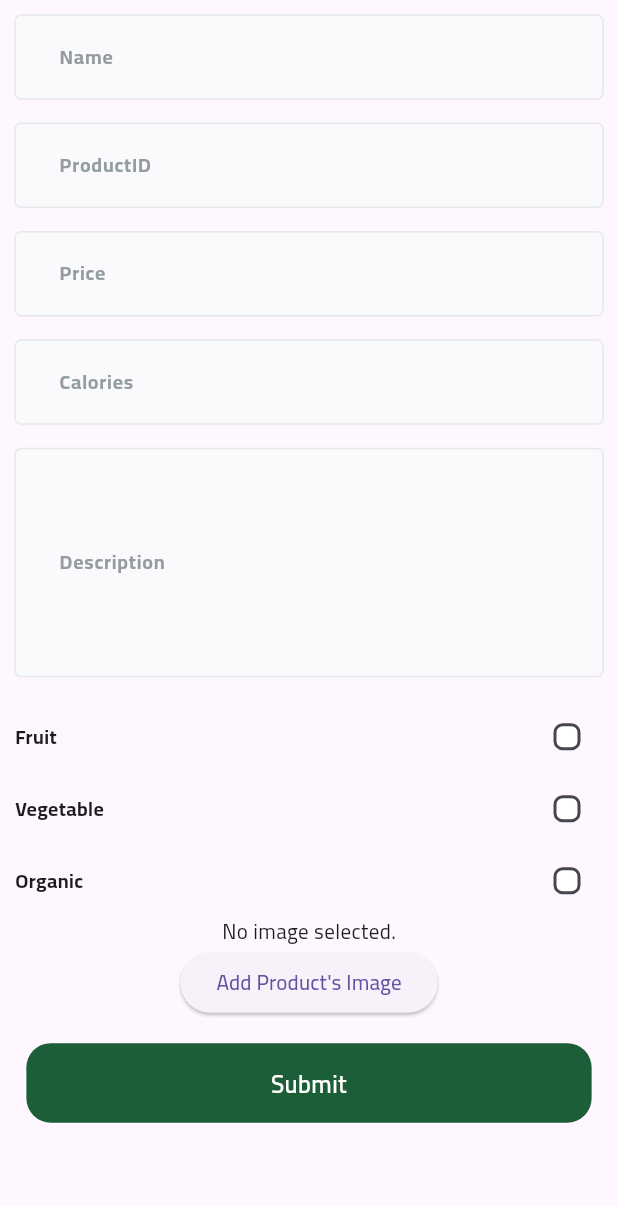
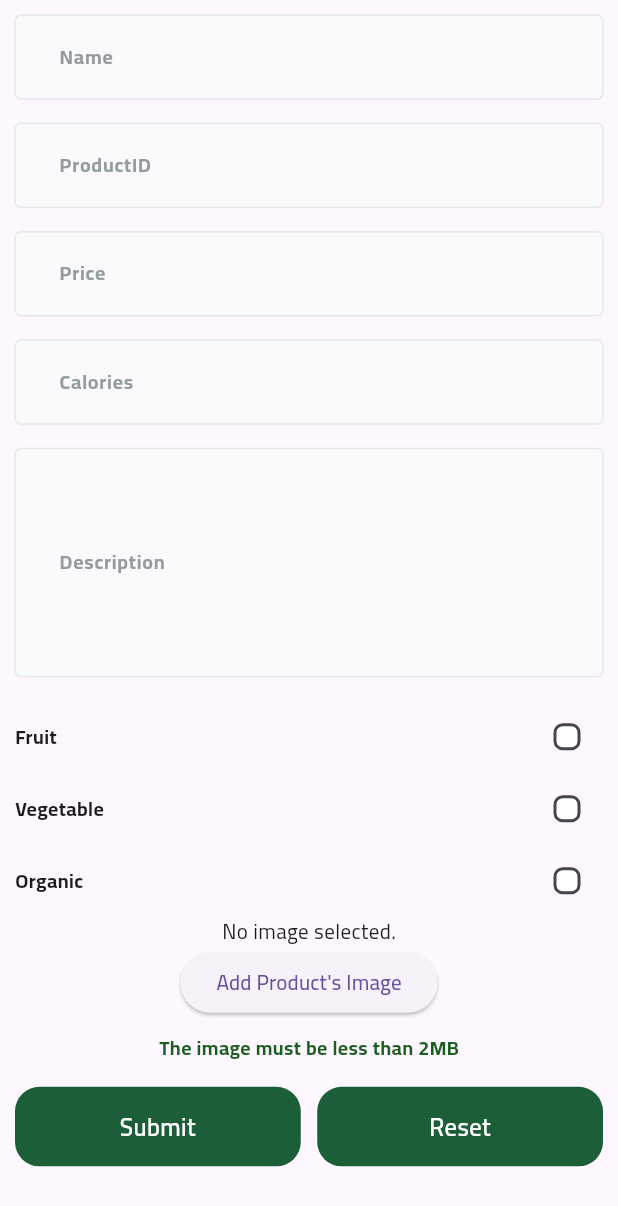
Before and after one commit to 1-abdelrahman-khalil-1/Dashboard-of-FruitsHub-App, a Flutter app: the screen it shows after launch, on a phone screen of 412 x 824 dp. Shown: the top 1206 px of the screen. Run offline on Flutter 3.47's test engine with Material 3 defaults, Android fonts, the phone set to English and light mode, and no system bars; our stand-ins replace dartz, flutter_bloc, flutter_screenutil, get_it, image_picker, supabase_flutter; accounts and stored records are empty.

Commit message:
Refactor MainScreen widgets and improve button functionality

```diff
--- a/lib/Feature/MainScreen/presentation/cubit/product_cubit.dart
+++ b/lib/Feature/MainScreen/presentation/cubit/product_cubit.dart
@@ -1,4 +1,3 @@
-import 'dart:developer';
 import 'dart:io';
 
 import 'package:dartz/dartz.dart';
--- a/lib/Feature/MainScreen/presentation/view/mainscreen.dart
+++ b/lib/Feature/MainScreen/presentation/view/mainscreen.dart
@@ -1,9 +1,7 @@
 import 'package:dashboard/Core/service/get_it_setup.dart';
 import 'package:dashboard/Feature/MainScreen/data/repo/productrepo.dart';
 import 'package:dashboard/Feature/MainScreen/presentation/cubit/product_cubit.dart';
-import 'package:dashboard/Feature/MainScreen/presentation/view/widgets/customtextform.dart';
 import 'package:dashboard/Feature/MainScreen/presentation/view/widgets/mainscreen_body_bloc_consumer.dart';
-import 'package:dashboard/Feature/MainScreen/presentation/view/widgets/mainscreenbody.dart';
 import 'package:flutter/material.dart';
 import 'package:flutter_bloc/flutter_bloc.dart';
 
--- a/lib/Feature/MainScreen/presentation/view/widgets/customtextbutton.dart
+++ b/lib/Feature/MainScreen/presentation/view/widgets/customtextbutton.dart
@@ -5,19 +5,17 @@ import 'package:flutter_screenutil/flutter_screenutil.dart';
 
 class CustomTextButton extends StatelessWidget {
   const CustomTextButton({
-    super.key, required this.show, required this.text, this.onpressed,
+    super.key,  required this.text, this.onpressed,
 
   });
 
-  final bool show;
+
   final String text;
   final onpressed;
   @override
   Widget build(BuildContext context) {
     return GestureDetector(
      onTap: onpressed,
-      child: Visibility(
-       visible: show,
       child: Container(
        width: 343.w,
        padding: const EdgeInsets.symmetric(horizontal: 48, vertical: 15),
@@ -33,7 +31,6 @@ class CustomTextButton extends StatelessWidget {
              style: AppTextStyles.semiBold16.copyWith(color: Colors.white),
            ),
               ),
-      ),
     );
   }
 }
--- a/lib/Feature/MainScreen/presentation/view/widgets/mainscreenbody.dart
+++ b/lib/Feature/MainScreen/presentation/view/widgets/mainscreenbody.dart
@@ -1,4 +1,3 @@
-
 import 'package:dashboard/Core/helperFunctions/bar.dart';
 import 'package:dashboard/Feature/MainScreen/data/model/productmodel.dart';
 import 'package:dashboard/Feature/MainScreen/presentation/cubit/product_cubit.dart';
@@ -125,7 +124,7 @@ class _MainscreenbodyState extends State<Mainscreenbody> {
                 text: "Organic",
               ),
               Uploadimage(
-                onImageSelected: () =>setState(() {
+                onImageSelected: () => setState(() {
                   image = true;
                 }),
                 onImageRemoved: () => setState(() {
@@ -133,15 +132,15 @@ class _MainscreenbodyState extends State<Mainscreenbody> {
                 }),
               ),
               SizedBox(height: 16.h),
-              CustomTextButton(
-                show: true,
+              Row(
+                children: [
+                  Expanded(
+                    child: CustomTextButton(
                       text: "Submit",
                       onpressed: () {
-                  if(!image)
-                  {
+                        if (!image) {
                           bar(context, message: "Please Add an image");
-                  }
-                 else if (formKey.currentState!.validate()) {
+                        } else if (formKey.currentState!.validate()) {
                           formKey.currentState!.save();
                           Productmodel product = Productmodel(
                             id: productID,
@@ -153,7 +152,9 @@ class _MainscreenbodyState extends State<Mainscreenbody> {
                             imageUrl: "",
                             category: (fruit) ? "Fruit" : "Vegetable",
                           );
-                    context.read<ProductCubit>().uploadData(data: product.toMap(product));
+                          context
+                              .read<ProductCubit>()
+                              .uploadData(data: product.toMap(product));
                         } else {
                           bar(context, message: "Please fill all fields");
                           setState(() {
@@ -162,10 +163,28 @@ class _MainscreenbodyState extends State<Mainscreenbody> {
                         }
                       },
                     ),
+                  ),
+                  SizedBox(width: 10.w,),
+                  Expanded(
+                    child: CustomTextButton(
+                      text: "Reset",
+                      onpressed: clear,
+                    ),
+                  ),
+                ],
+              ),
             ],
           ),
         ),
       ),
     );
   }
+
+  void clear() {
+    nameController.clear();
+    productIDController.clear();
+    priceController.clear();
+    descriptionController.clear();
+    caloriesController.clear();
   }
+}
--- a/lib/Feature/MainScreen/presentation/view/widgets/uploadimage.dart
+++ b/lib/Feature/MainScreen/presentation/view/widgets/uploadimage.dart
@@ -1,6 +1,7 @@
 import 'dart:io';
 import 'package:dashboard/Core/service/get_it_setup.dart';
 import 'package:dashboard/Core/utils/assets/appcolors.dart';
+import 'package:dashboard/Core/utils/assets/fontasset.dart';
 import 'package:dashboard/Feature/MainScreen/data/repo/productrepo.dart';
 import 'package:dashboard/Feature/MainScreen/presentation/cubit/product_cubit.dart';
 import 'package:flutter/material.dart';
@@ -68,6 +69,8 @@ class _UploadimageState extends State<Uploadimage> {
           ,
           child: const Text("Add Product's Image"),
         ),
+        SizedBox(height: 10.h),
+         Text("The image must be less than 2MB" ,style: AppTextStyles.bold13.copyWith(color: Colors.green[900]),),
       ],
     );
   }
```
Also changed, not shown: pubspec.yaml (+9 -9 lines), 1 other file. Lines whose indentation alone changed are shown as unchanged.
